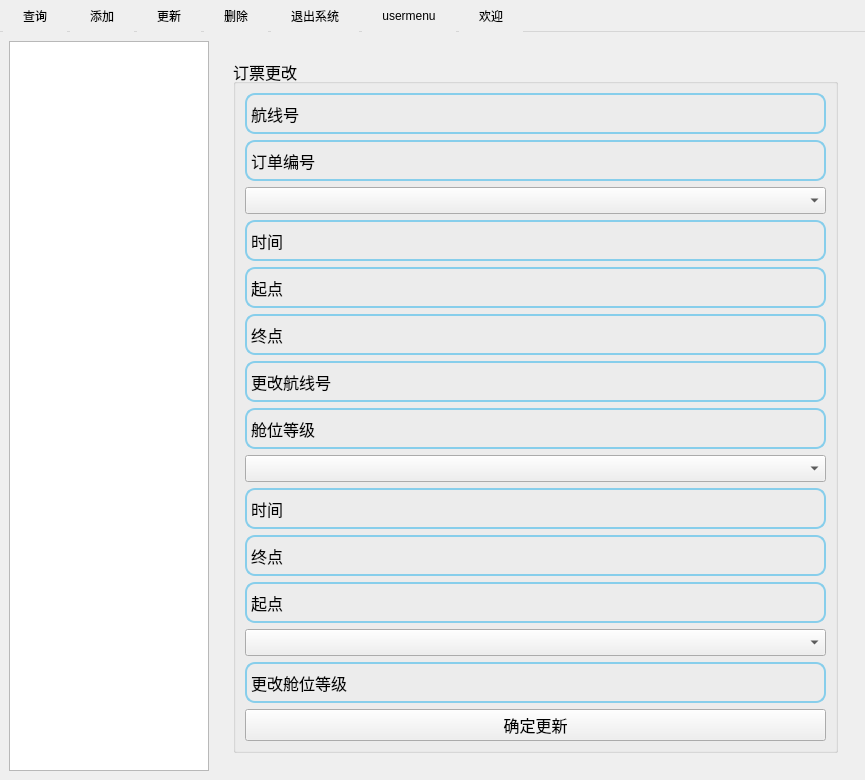
First picture: the form in MainWindow/flightmanager.ui, repository Greenhandyanjx/316new_flight, before the edit.
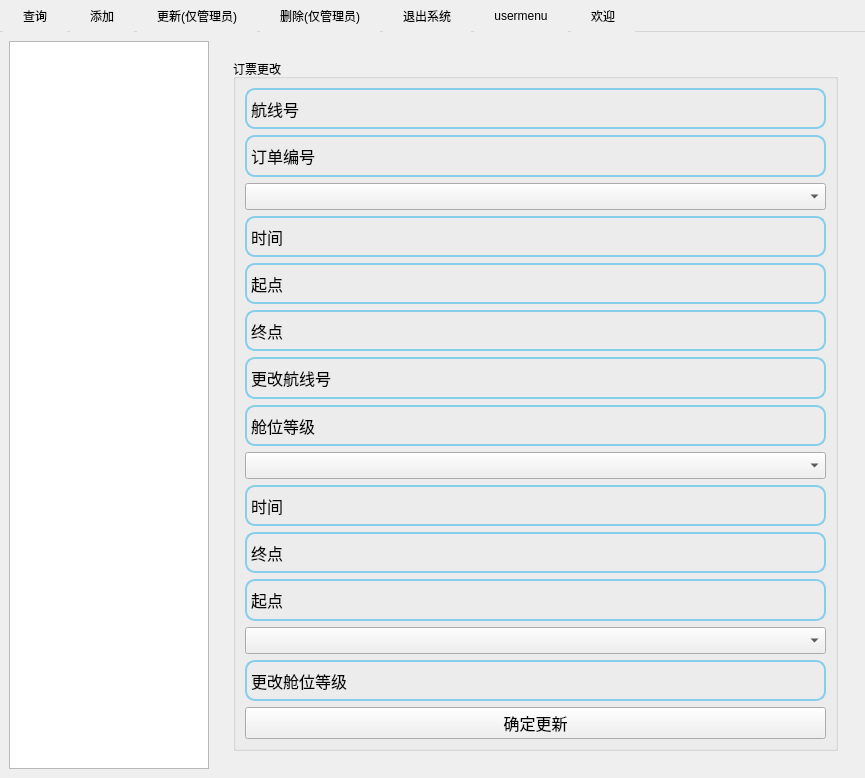
Second picture: the form after the edit. The open tabs and pages were chosen to show the change. Icons and pictures are not drawn.

What changed in the file:
```diff
--- a/MainWindow/flightmanager.ui
+++ b/MainWindow/flightmanager.ui
@@ -1196,17 +1196,12 @@
          </widget>
         </widget>
         <widget class="QWidget" name="updatepage">
-         <property name="font">
-          <font>
-           <pointsize>12</pointsize>
-          </font>
-         </property>
          <property name="styleSheet">
-          <string notr="true">#page_airlinechange{border-image:url(:/images/images/background1.jpg);}
-#page_airplanechange{border-image:url(:/images/images/background1.jpg);}
-#page_chgtklyo{border-image:url(:/images/images/background1.jpg);}
-#page_customerchange{border-image:url(:/images/images/background1.jpg);}
-#page_typechange{border-image:url(:/images/images/background1.jpg);}
+          <string notr="true">QLabel {
+    border: 2px solid skyblue;       /* 2px 天蓝色边框 */
+
+border-radius: 10px;   
+}
 </string>
          </property>
          <layout class="QVBoxLayout" name="verticalLayout_10">
@@ -1214,11 +1209,6 @@
            <layout class="QGridLayout" name="updateLayout">
             <item row="0" column="1">
              <widget class="QStackedWidget" name="stackedWidget_update">
-              <property name="font">
-               <font>
-                <pointsize>12</pointsize>
-               </font>
-              </property>
               <property name="styleSheet">
                <string notr="true"/>
               </property>
@@ -1376,6 +1366,9 @@
                </layout>
               </widget>
               <widget class="QWidget" name="page_chgtklyo">
+               <property name="styleSheet">
+                <string notr="true">QWidget#page_chgtklyo{border-image:url(:/images/images/background1.jpg);}</string>
+               </property>
                <layout class="QVBoxLayout" name="verticalLayout_9">
                 <item>
                  <widget class="QGroupBox" name="ticketchange">
@@ -1390,14 +1383,6 @@
                        <pointsize>12</pointsize>
                       </font>
                      </property>
-                     <property name="styleSheet">
-                      <string notr="true">QLabel {
-    border: 2px solid skyblue;       /* 2px 天蓝色边框 */
-
-border-radius: 10px;   
-}
-</string>
-                     </property>
                      <property name="text">
                       <string>航线号</string>
                      </property>
@@ -1410,14 +1395,6 @@
                        <pointsize>12</pointsize>
                       </font>
                      </property>
-                     <property name="styleSheet">
-                      <string notr="true">QLabel {
-    border: 2px solid skyblue;       /* 2px 天蓝色边框 */
-
-border-radius: 10px;   
-}
-</string>
-                     </property>
                      <property name="text">
                       <string>订单编号</string>
                      </property>
@@ -1439,14 +1416,6 @@
                        <pointsize>12</pointsize>
                       </font>
                      </property>
-                     <property name="styleSheet">
-                      <string notr="true">QLabel {
-    border: 2px solid skyblue;       /* 2px 天蓝色边框 */
-
-border-radius: 10px;   
-}
-</string>
-                     </property>
                      <property name="text">
                       <string>时间</string>
                      </property>
@@ -1459,14 +1428,6 @@
                        <pointsize>12</pointsize>
                       </font>
                      </property>
-                     <property name="styleSheet">
-                      <string notr="true">QLabel {
-    border: 2px solid skyblue;       /* 2px 天蓝色边框 */
-
-border-radius: 10px;   
-}
-</string>
-                     </property>
                      <property name="text">
                       <string>起点</string>
                      </property>
@@ -1479,14 +1440,6 @@
                        <pointsize>12</pointsize>
                       </font>
                      </property>
-                     <property name="styleSheet">
-                      <string notr="true">QLabel {
-    border: 2px solid skyblue;       /* 2px 天蓝色边框 */
-
-border-radius: 10px;   
-}
-</string>
-                     </property>
                      <property name="text">
                       <string>终点</string>
                      </property>
@@ -1499,14 +1452,6 @@
                        <pointsize>12</pointsize>
                       </font>
                      </property>
-                     <property name="styleSheet">
-                      <string notr="true">QLabel {
-    border: 2px solid skyblue;       /* 2px 天蓝色边框 */
-
-border-radius: 10px;   
-}
-</string>
-                     </property>
                      <property name="text">
                       <string>更改航线号</string>
                      </property>
@@ -1519,14 +1464,6 @@
                        <pointsize>12</pointsize>
                       </font>
                      </property>
-                     <property name="styleSheet">
-                      <string notr="true">QLabel {
-    border: 2px solid skyblue;       /* 2px 天蓝色边框 */
-
-border-radius: 10px;   
-}
-</string>
-                     </property>
                      <property name="text">
                       <string>舱位等级</string>
                      </property>
@@ -1548,14 +1485,6 @@
                        <pointsize>12</pointsize>
                       </font>
                      </property>
-                     <property name="styleSheet">
-                      <string notr="true">QLabel {
-    border: 2px solid skyblue;       /* 2px 天蓝色边框 */
-
-border-radius: 10px;   
-}
-</string>
-                     </property>
                      <property name="text">
                       <string>时间</string>
                      </property>
@@ -1568,14 +1497,6 @@
                        <pointsize>12</pointsize>
                       </font>
                      </property>
-                     <property name="styleSheet">
-                      <string notr="true">QLabel {
-    border: 2px solid skyblue;       /* 2px 天蓝色边框 */
-
-border-radius: 10px;   
-}
-</string>
-                     </property>
                      <property name="text">
                       <string>终点</string>
                      </property>
@@ -1588,14 +1509,6 @@
                        <pointsize>12</pointsize>
                       </font>
                      </property>
-                     <property name="styleSheet">
-                      <string notr="true">QLabel {
-    border: 2px solid skyblue;       /* 2px 天蓝色边框 */
-
-border-radius: 10px;   
-}
-</string>
-                     </property>
                      <property name="text">
                       <string>起点</string>
                      </property>
@@ -1617,14 +1530,6 @@
                        <pointsize>12</pointsize>
                       </font>
                      </property>
-                     <property name="styleSheet">
-                      <string notr="true">QLabel {
-    border: 2px solid skyblue;       /* 2px 天蓝色边框 */
-
-border-radius: 10px;   
-}
-</string>
-                     </property>
                      <property name="text">
                       <string>更改舱位等级</string>
                      </property>
@@ -3020,13 +2925,13 @@
    </widget>
    <widget class="QMenu" name="updatemenu">
     <property name="title">
-     <string>更新</string>
+     <string>更新(仅管理员)</string>
     </property>
     <addaction name="updateaction"/>
    </widget>
    <widget class="QMenu" name="deletemenu">
     <property name="title">
-     <string>删除</string>
+     <string>删除(仅管理员)</string>
     </property>
     <property name="separatorsCollapsible">
      <bool>true</bool>
```
Left out of the diff: 554 changed lines with no effect on the pictures.
